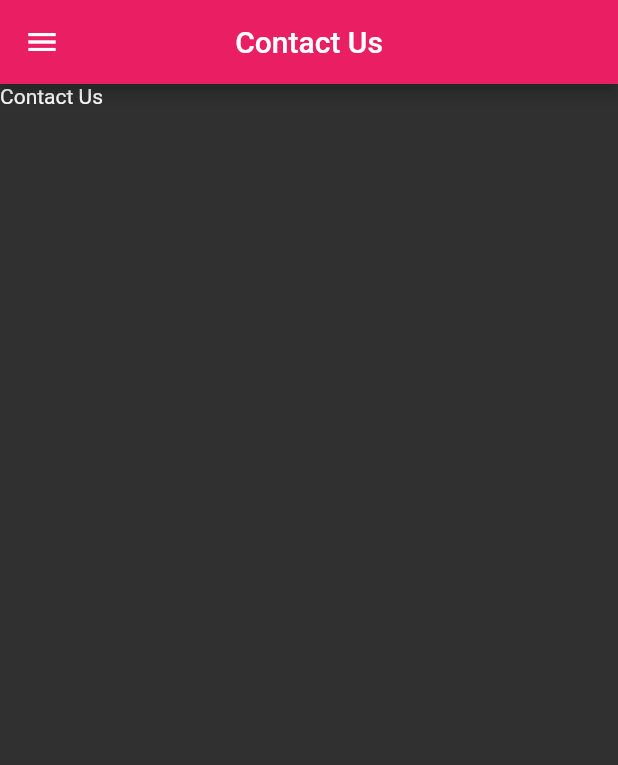
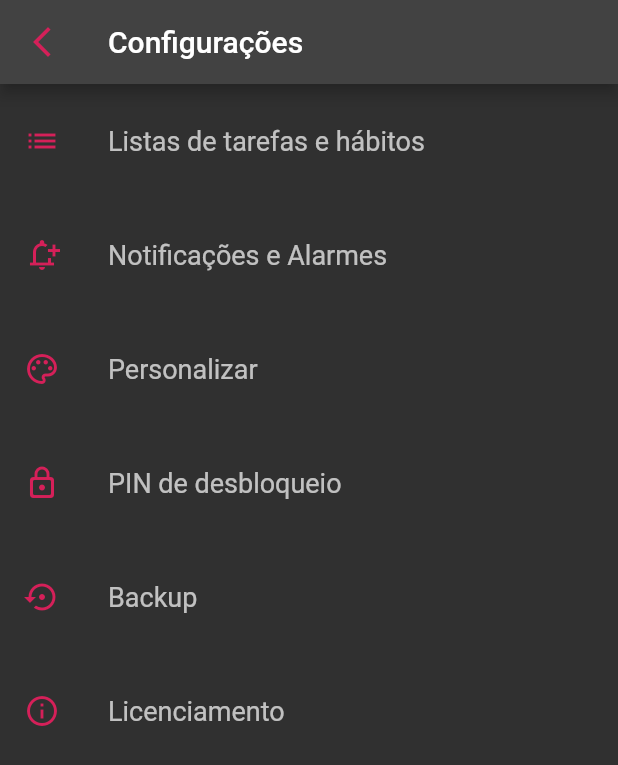
Before and after one commit to carlosctu/HabitsNow, a Flutter app: the screen it shows after launch, in the side drawer, after a tap on "Configurações", on a phone screen of 412 x 824 dp. Shown: the top 765 px of the screen. Run offline on Flutter 3.47's test engine with Material 2 defaults, Android fonts, the phone set to English and light mode, and no system bars; our stand-ins replace table_calendar, url_launcher_web.

Commit message:
[FEAT] Configuration Page

```diff
--- a/lib/presenter/home/sidebar/navigation_drawer.dart
+++ b/lib/presenter/home/sidebar/navigation_drawer.dart
@@ -1,10 +1,9 @@
 import 'package:flutter/material.dart';
 import 'package:intl/date_symbol_data_local.dart';
 import 'package:intl/intl.dart';
-import 'package:url_launcher/url_launcher.dart';
-
 import 'widgets/alert_box_bepremium.dart';
 import 'widgets/alex_box_rateourapp.dart';
+import 'widgets/configuration_page.dart';
 import 'widgets/header_sidebar.dart';
 import 'widgets/navigation_item.dart';
 import 'widgets/sidebar_item_builder.dart';
@@ -71,8 +70,14 @@ class _NavigationDrawerState extends State<NavigationDrawer> {
                   buildSideBarItem(context,
                       item: NavigationItem.configurations,
                       text: 'Configurações',
-                      icon: Icons.tune_outlined,
-                      onClicked: () {}),
+                      icon: Icons.tune_outlined, onClicked: () {
+                    Navigator.push(
+                      context,
+                      MaterialPageRoute(
+                        builder: (context) => const ConfigurationPage(),
+                      ),
+                    );
+                  }),
                   const Divider(
                     height: 30,
                     color: Colors.white70,
@@ -107,7 +112,7 @@ class _NavigationDrawerState extends State<NavigationDrawer> {
                       item: NavigationItem.contactUs,
                       text: 'Contate-nos',
                       icon: Icons.report_outlined, onClicked: () {
-                    _openWhatsAppChat();
+                    // _openWhatsAppChat();
                   }),
                 ],
               ),
@@ -116,10 +121,10 @@ class _NavigationDrawerState extends State<NavigationDrawer> {
         ),
       );
 
-  void _openWhatsAppChat() async {
-    String phoneNumber = '5547988608094';
-    var url = 'https://wa.me/$phoneNumber?';
+  // void _openWhatsAppChat() async {
+  // String phoneNumber = '5547988608094';
+  // var url = 'https://wa.me/$phoneNumber?';
 // ignore: deprecated_member_use
-    await launch(url);
-  }
+  // await launch(url);
+  // } // Envia mensagem pro WhatsApp (precisa como developer)
 }
--- a/lib/presenter/home/sidebar/widgets/configuration_page.dart
+++ b/lib/presenter/home/sidebar/widgets/configuration_page.dart
@@ -1,17 +1,102 @@
 import 'package:flutter/material.dart';
-import '../navigation_drawer.dart';
+import 'package:habits_now_app/presenter/home/bottombar/bottom_nav_bar.dart';
 
 class ConfigurationPage extends StatelessWidget {
   const ConfigurationPage({Key? key}) : super(key: key);
 
   @override
-  Widget build(BuildContext context) => Scaffold(
-        drawer: const NavigationDrawer(),
-        appBar: AppBar(
-          backgroundColor: Colors.pink,
-          centerTitle: true,
-          title: const Text('Contact Us'),
+  Widget build(BuildContext context) {
+    return Scaffold(
+      appBar: AppBar(
+        backgroundColor: const Color.fromARGB(255, 66, 66, 66),
+        title: const Text('Configurações'),
+        leading: IconButton(
+          icon: const Icon(
+            Icons.arrow_back_ios_new,
+            color: Color.fromARGB(255, 213, 32, 89),
+          ),
+          onPressed: () {
+            Navigator.push(
+              context,
+              MaterialPageRoute(
+                builder: (context) => const HomePage(),
+              ),
+            );
+          },
         ),
-        body: const Text('Contact Us'),
-      );
+      ),
+      body: const ListViewBuilder(),
+      backgroundColor: Colors.black87,
+    );
+  }
 }
+
+class ListViewBuilder extends StatefulWidget {
+  const ListViewBuilder({Key? key}) : super(key: key);
+
+  @override
+  State<ListViewBuilder> createState() => _ListViewBuilderState();
+}
+
+class _ListViewBuilderState extends State<ListViewBuilder> {
+  List<Icon> iconList = const [
+    Icon(
+      Icons.list,
+      color: Color.fromARGB(255, 213, 32, 89),
+    ),
+    Icon(
+      Icons.notification_add_outlined,
+      color: Color.fromARGB(255, 213, 32, 89),
+    ),
+    Icon(
+      Icons.color_lens_outlined,
+      color: Color.fromARGB(255, 213, 32, 89),
+    ),
+    Icon(
+      Icons.lock_outline_rounded,
+      color: Color.fromARGB(255, 213, 32, 89),
+    ),
+    Icon(
+      Icons.settings_backup_restore_outlined,
+      color: Color.fromARGB(255, 213, 32, 89),
+    ),
+    Icon(
+      Icons.info_outline,
+      color: Color.fromARGB(255, 213, 32, 89),
+    ),
+  ];
+  List<String> nameList = [
+    'Listas de tarefas e hábitos',
+    'Notificações e Alarmes',
+    'Personalizar',
+    'PIN de desbloqueio',
+    'Backup',
+    'Licenciamento'
+  ];
+
+  @override
+  Widget build(BuildContext context) {
+    return Scaffold(
+
+      body: ListView.builder(
+        itemCount: iconList.length,
+        itemBuilder: (BuildContext context, int index) {
+          return Padding(
+            padding: const EdgeInsets.symmetric(vertical: 10),
+            child: ListTile(
+              onTap: () {},
+              leading: iconList[index],
+              title: Text(
+                nameList[index],
+                style: const TextStyle(
+                  fontSize: 18,
+                  color: Colors.white70,
+                ),
+              ),
+            ),
+          );
+        },
+      ),
+    );
+  }
+}
--- a/lib/presenter/home/sidebar/widgets/header_sidebar.dart
+++ b/lib/presenter/home/sidebar/widgets/header_sidebar.dart
@@ -15,9 +15,7 @@ class HeaderSideBar extends StatelessWidget {
 
   @override
   Widget build(BuildContext context) {
-    return Container(
-      padding: const EdgeInsets.only(left: 20),
-      child: Column(
+    return Column(
       crossAxisAlignment: CrossAxisAlignment.start,
       children: [
         const SizedBox(
@@ -52,7 +50,6 @@ class HeaderSideBar extends StatelessWidget {
           ),
         ),
       ],
-      ),
     );
   }
 }
```
Lines whose indentation alone changed are shown as unchanged.
